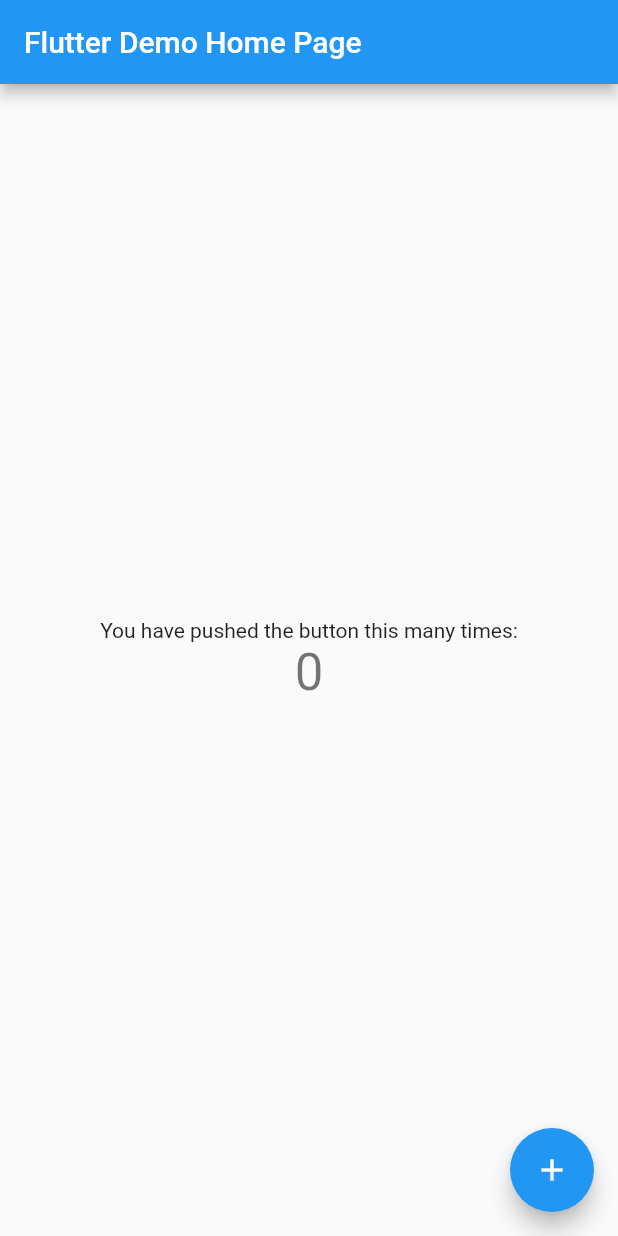
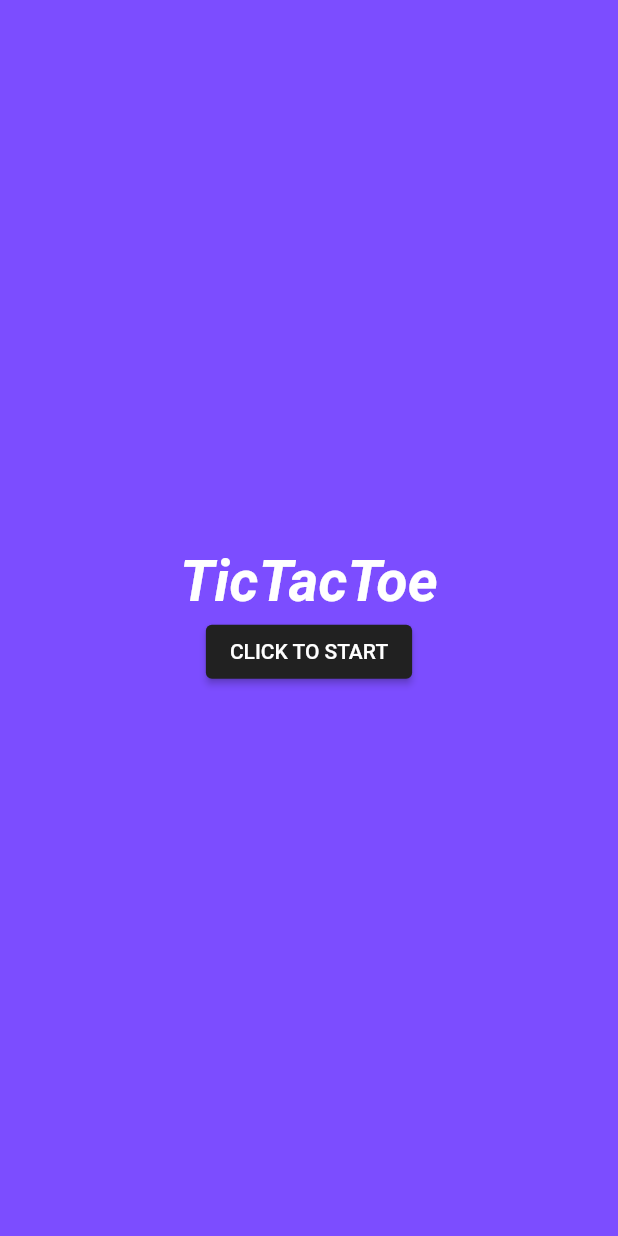
Before and after one commit to yashrajjain726/tictactoe, a Flutter app: the screen it shows after launch, on a phone screen of 412 x 824 dp. Run offline on Flutter 3.47's test engine with Material 2 defaults, Android fonts, the phone set to English and light mode, and no system bars.

```diff
--- /dev/null
+++ b/lib/homepage.dart
@@ -0,0 +1,40 @@
+import 'package:flutter/material.dart';
+
+class HomePage extends StatelessWidget {
+  const HomePage({Key? key}) : super(key: key);
+
+  @override
+  Widget build(BuildContext context) {
+    return Scaffold(
+      backgroundColor: Colors.deepPurpleAccent,
+      body: Column(
+        mainAxisAlignment: MainAxisAlignment.center,
+        crossAxisAlignment: CrossAxisAlignment.center,
+        children: [
+          const Text(
+            "TicTacToe",
+            style: TextStyle(
+              color: Colors.white,
+              fontSize: 38,
+              fontStyle: FontStyle.italic,
+              fontWeight: FontWeight.bold,
+            ),
+          ),
+          Center(
+            child: ElevatedButton(
+              onPressed: () {
+                Navigator.pushNamed(context, '/player');
+              },
+              child: Text(
+                "Click to Start".toUpperCase(),
+              ),
+              style: ButtonStyle(
+                  backgroundColor:
+                      MaterialStateProperty.all<Color?>(Colors.grey[900])),
+            ),
+          ),
+        ],
+      ),
+    );
+  }
+}
--- a/lib/main.dart
+++ b/lib/main.dart
@@ -1,115 +1,23 @@
 import 'package:flutter/material.dart';
+import 'package:tictactoe/player.dart';
+
+import 'homepage.dart';
 
 void main() {
-  runApp(const MyApp());
+  runApp(const MyTicTacToe());
 }
 
-class MyApp extends StatelessWidget {
-  const MyApp({Key? key}) : super(key: key);
+class MyTicTacToe extends StatelessWidget {
+  const MyTicTacToe({Key? key}) : super(key: key);
 
-  // This widget is the root of your application.
   @override
   Widget build(BuildContext context) {
     return MaterialApp(
-      title: 'Flutter Demo',
-      theme: ThemeData(
-        // This is the theme of your application.
-        //
-        // Try running your application with "flutter run". You'll see the
-        // application has a blue toolbar. Then, without quitting the app, try
-        // changing the primarySwatch below to Colors.green and then invoke
-        // "hot reload" (press "r" in the console where you ran "flutter run",
-        // or simply save your changes to "hot reload" in a Flutter IDE).
-        // Notice that the counter didn't reset back to zero; the application
-        // is not restarted.
-        primarySwatch: Colors.blue,
-      ),
-      home: const MyHomePage(title: 'Flutter Demo Home Page'),
+      debugShowCheckedModeBanner: false,
+      routes: {
+        '/':(context)=>const HomePage(),
+        '/player':(context)=>const Player()
+      },
     );
   }
 }
-
-class MyHomePage extends StatefulWidget {
-  const MyHomePage({Key? key, required this.title}) : super(key: key);
-
-  // This widget is the home page of your application. It is stateful, meaning
-  // that it has a State object (defined below) that contains fields that affect
-  // how it looks.
-
-  // This class is the configuration for the state. It holds the values (in this
-  // case the title) provided by the parent (in this case the App widget) and
-  // used by the build method of the State. Fields in a Widget subclass are
-  // always marked "final".
-
-  final String title;
-
-  @override
-  State<MyHomePage> createState() => _MyHomePageState();
-}
-
-class _MyHomePageState extends State<MyHomePage> {
-  int _counter = 0;
-
-  void _incrementCounter() {
-    setState(() {
-      // This call to setState tells the Flutter framework that something has
-      // changed in this State, which causes it to rerun the build method below
-      // so that the display can reflect the updated values. If we changed
-      // _counter without calling setState(), then the build method would not be
-      // called again, and so nothing would appear to happen.
-      _counter++;
-    });
-  }
-
-  @override
-  Widget build(BuildContext context) {
-    // This method is rerun every time setState is called, for instance as done
-    // by the _incrementCounter method above.
-    //
-    // The Flutter framework has been optimized to make rerunning build methods
-    // fast, so that you can just rebuild anything that needs updating rather
-    // than having to individually change instances of widgets.
-    return Scaffold(
-      appBar: AppBar(
-        // Here we take the value from the MyHomePage object that was created by
-        // the App.build method, and use it to set our appbar title.
-        title: Text(widget.title),
-      ),
-      body: Center(
-        // Center is a layout widget. It takes a single child and positions it
-        // in the middle of the parent.
-        child: Column(
-          // Column is also a layout widget. It takes a list of children and
-          // arranges them vertically. By default, it sizes itself to fit its
-          // children horizontally, and tries to be as tall as its parent.
-          //
-          // Invoke "debug painting" (press "p" in the console, choose the
-          // "Toggle Debug Paint" action from the Flutter Inspector in Android
-          // Studio, or the "Toggle Debug Paint" command in Visual Studio Code)
-          // to see the wireframe for each widget.
-          //
-          // Column has various properties to control how it sizes itself and
-          // how it positions its children. Here we use mainAxisAlignment to
-          // center the children vertically; the main axis here is the vertical
-          // axis because Columns are vertical (the cross axis would be
-          // horizontal).
-          mainAxisAlignment: MainAxisAlignment.center,
-          children: <Widget>[
-            const Text(
-              'You have pushed the button this many times:',
-            ),
-            Text(
-              '$_counter',
-              style: Theme.of(context).textTheme.headline4,
-            ),
-          ],
-        ),
-      ),
-      floatingActionButton: FloatingActionButton(
-        onPressed: _incrementCounter,
-        tooltip: 'Increment',
-        child: const Icon(Icons.add),
-      ), // This trailing comma makes auto-formatting nicer for build methods.
-    );
-  }
-}
```
Also changed, not shown: lib/player.dart (added, +57 -0 lines), 1 other file.
